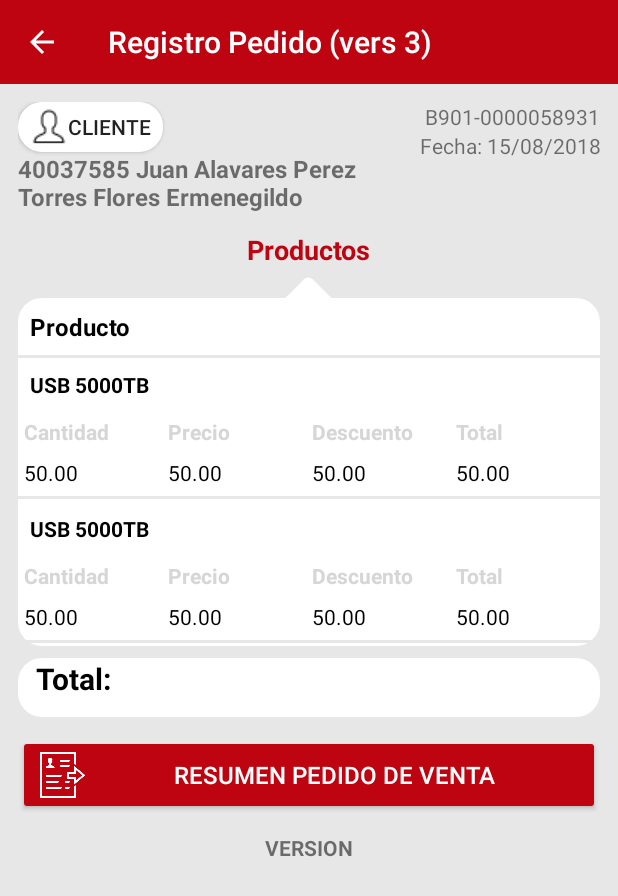
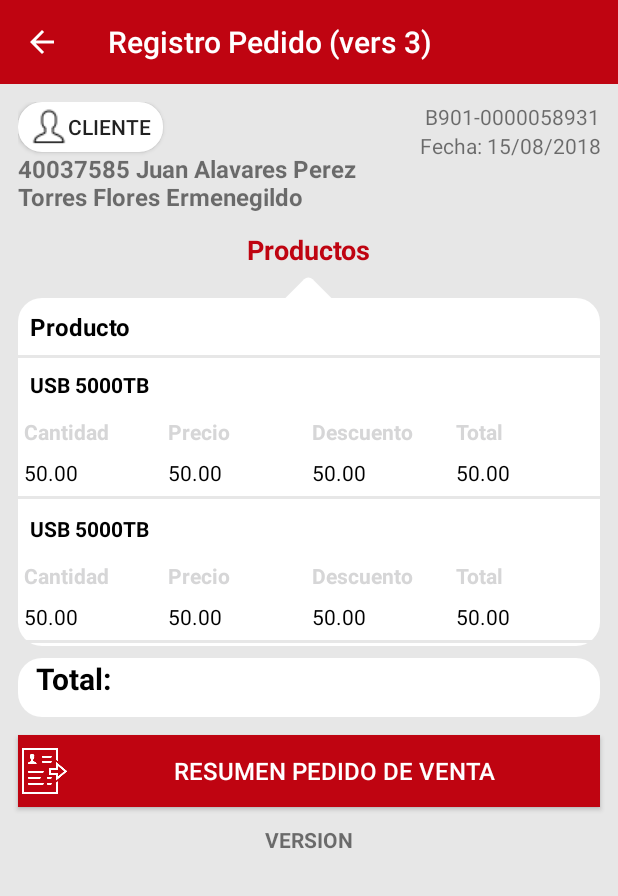
Before and after one commit to leylon/IntegracionApp, an Android app: the layout sales_activity.xml on its own in the app's theme, with its tools: preview values and no code run, on a phone screen of 412 x 824 dp. Shown: the top 896 px of the screen. Run offline under Robolectric (Android 15) with nearby library versions, the phone set to English and light mode, and no system bars; network calls fail.

Commit message:
[fix]: se quito la busqueda de persona al mostar la ventana

```diff
--- a/app/build.gradle
+++ b/app/build.gradle
@@ -49,7 +49,7 @@ android {
             versionName "2.0.13"
             buildConfigField 'String', 'URL_SERVER', '"https://wsfacturacion.coolbox.com.pe:9443/SKM/"'
             buildConfigField 'String', 'URL_PEDIDO_PAGAR_NUEVO', '"pedidopagarnuevo"'
-            buildConfigField 'String', 'VERSION_APP', '"27/03/2024"'
+            buildConfigField 'String', 'VERSION_APP', '"30/01/2025"'
         }
         skm {
             dimension "version"
@@ -58,7 +58,7 @@ android {
             versionName "2.1.4-test"
             buildConfigField 'String', 'URL_SERVER', '"https://wsfacturacion.coolbox.com.pe:9443/SKM/"'
             buildConfigField 'String', 'URL_PEDIDO_PAGAR_NUEVO', '"pedidopagarnuevoskmicg"'
-            buildConfigField 'String', 'VERSION_APP', '"27/03/2024"'
+            buildConfigField 'String', 'VERSION_APP', '"30/01/2025"'
         }
     }
 
--- a/app/src/main/java/com/pedidos/android/persistence/ui/ClientPopUpFragment.kt
+++ b/app/src/main/java/com/pedidos/android/persistence/ui/ClientPopUpFragment.kt
@@ -69,7 +69,7 @@ class ClientPopUpFragment : DialogFragment() {
         spinner.adapter = arrayAdapter()
 
         if (arguments!!.getString(KEY_CLIENT_ID).trim() != "") {
-            clientViewModel.findClient(arguments!!.getString(KEY_CLIENT_ID), arguments!!.getInt(KEY_CLIENT_DOCUMENT_TYPE))
+           // clientViewModel.findClient(arguments!!.getString(KEY_CLIENT_ID), arguments!!.getInt(KEY_CLIENT_DOCUMENT_TYPE))
         }
 
         //resize popup to full
--- a/app/src/main/res/layout/dialog_ncr.xml
+++ b/app/src/main/res/layout/dialog_ncr.xml
@@ -27,7 +27,7 @@
             android:layout_width="0dp"
             android:layout_height="wrap_content"
             android:layout_weight="1"
-            android:hint="TipDoc"
+            android:hint="Serie"
             android:inputType="text"
             android:layout_marginEnd="5dp"
             android:background="@android:drawable/edit_text"
--- a/app/src/main/res/layout/sales_activity.xml
+++ b/app/src/main/res/layout/sales_activity.xml
@@ -302,16 +302,17 @@
                 </LinearLayout>
             </LinearLayout>
 
-            <Button
+            <TextView
                 android:id="@+id/btnProcess"
                 android:layout_width="match_parent"
                 android:layout_height="wrap_content"
                 android:layout_marginStart="12dp"
                 android:layout_marginEnd="12dp"
                 android:layout_marginBottom="12dp"
-                android:backgroundTint="@color/colorPrimary"
+                android:background="@color/colorPrimary"
                 android:drawableLeft="@drawable/ic_resume_white_100"
                 android:text="@string/sale_make_sale_button"
+                style="@style/Widget.AppCompat.Button.Colored"
                 android:textColor="@android:color/white"
                 android:textSize="16sp" />
 
```
Also changed, not shown: app/src/main/java/com/pedidos/android/persistence/ui/sale/SaleActivity.kt (+12 -2 lines), app/src/main/java/com/pedidos/android/persistence/ui/sale/SaleAdapter.kt (+18 -7 lines).
